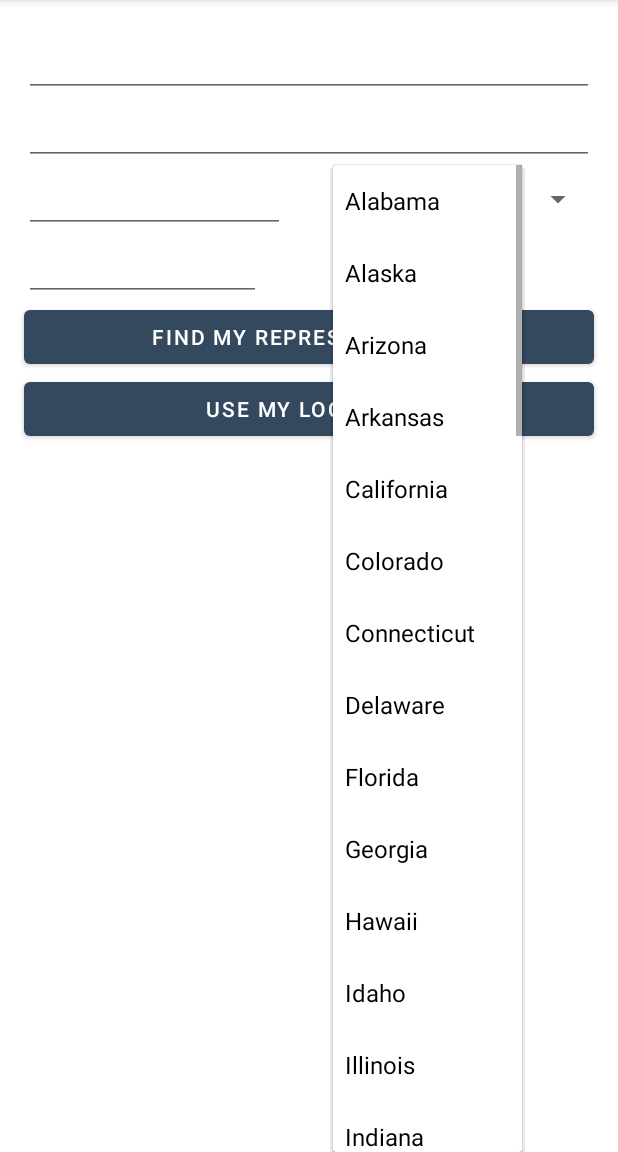
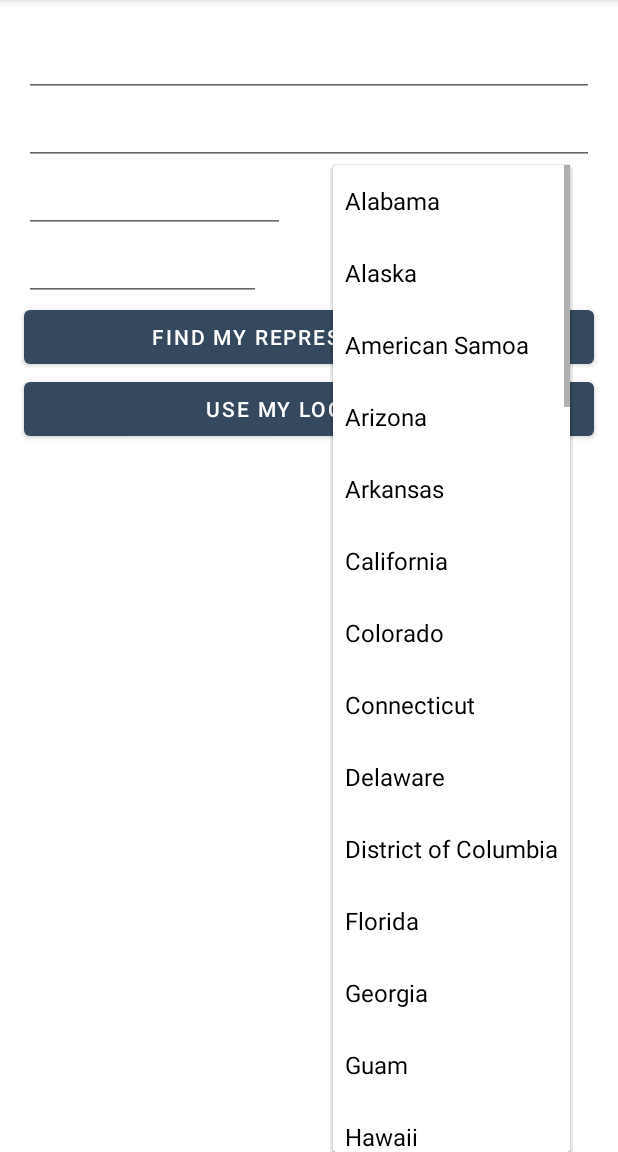
Before and after one commit to skylar80004/Udacity-Android-Project5-Political, an Android app: the RepresentativeFragment screen opened through its navigation route, after a tap on "Alabama", on a phone screen of 412 x 824 dp, the part 84-1236 px from its top. Run offline under Robolectric (Android 15) with nearby library versions, the phone set to English and light mode, and no system bars; our stand-ins replace data binding; pictures from the network do not load; 3 statements that could not run were skipped.

```diff
--- a/app/src/main/java/com/example/android/politicalpreparedness/representative/RepresentativeFragment.kt
+++ b/app/src/main/java/com/example/android/politicalpreparedness/representative/RepresentativeFragment.kt
@@ -8,25 +8,29 @@ import android.view.LayoutInflater
 import android.view.View
 import android.view.ViewGroup
 import android.view.inputmethod.InputMethodManager
+import android.widget.AdapterView
+import android.widget.ArrayAdapter
 import androidx.fragment.app.Fragment
 import androidx.lifecycle.ViewModelProvider
 import androidx.recyclerview.widget.LinearLayoutManager
+import com.example.android.politicalpreparedness.R
 import com.example.android.politicalpreparedness.data.RepresentativeNetworkRepository
 import com.example.android.politicalpreparedness.databinding.FragmentRepresentativeBinding
 import com.example.android.politicalpreparedness.network.CivicsApi
 import com.example.android.politicalpreparedness.network.models.Address
 import com.example.android.politicalpreparedness.representative.adapter.RepresentativeListAdapter
+import com.example.android.politicalpreparedness.util.showToast
 import java.util.Locale
 
 class RepresentativeFragment : Fragment() {
+    companion object {
+        //TODO: Add Constant for Location request
+    }
+
     private var _binding: FragmentRepresentativeBinding? = null
     private val binding get() = _binding!!
 
     private val representativesAdapter = RepresentativeListAdapter()
-
-    companion object {
-        //TODO: Add Constant for Location request
-    }
 
     private lateinit var viewModel: RepresentativeViewModel
     private val viewModelFactory = RepresentativeViewModelFactory(
@@ -40,7 +44,7 @@ class RepresentativeFragment : Fragment() {
         container: ViewGroup?,
         savedInstanceState: Bundle?
     ): View {
-        viewModel = ViewModelProvider(this,viewModelFactory)[RepresentativeViewModel::class.java]
+        viewModel = ViewModelProvider(this, viewModelFactory)[RepresentativeViewModel::class.java]
         _binding = FragmentRepresentativeBinding.inflate(inflater, container, false)
 
         binding.apply {
@@ -50,6 +54,30 @@ class RepresentativeFragment : Fragment() {
                     orientation = LinearLayoutManager.VERTICAL
                 }
             }
+
+            val statesArray = resources.getStringArray(R.array.states)
+
+            val adapter =
+                ArrayAdapter(requireContext(), android.R.layout.simple_spinner_item, statesArray)
+            adapter.setDropDownViewResource(android.R.layout.simple_spinner_dropdown_item)
+            binding.state.adapter = adapter
+
+
+            state.onItemSelectedListener = object : AdapterView.OnItemSelectedListener {
+                override fun onItemSelected(
+                    parent: AdapterView<*>,
+                    view: View?,
+                    pos: Int,
+                    id: Long
+                ) {
+                    viewModel.setSelectedState(statesArray[pos])
+                }
+
+                override fun onNothingSelected(parent: AdapterView<*>) {
+                    // Another interface callback.
+                }
+            }
+
         }
         return binding.root
 
@@ -69,10 +97,8 @@ class RepresentativeFragment : Fragment() {
             representativesAdapter.submitList(representatives)
         }
 
-        binding.apply {
-            buttonSearch.setOnClickListener {
-                viewModel.fetchRepresentatives()
-            }
+        binding.buttonSearch.setOnClickListener {
+            viewModel.fetchRepresentatives()
         }
     }
 
--- a/app/src/main/java/com/example/android/politicalpreparedness/representative/RepresentativeViewModel.kt
+++ b/app/src/main/java/com/example/android/politicalpreparedness/representative/RepresentativeViewModel.kt
@@ -13,6 +13,15 @@ import kotlinx.coroutines.launch
 class RepresentativeViewModel(
     private val representativeDataSource: RepresentativeDataSource
 ) : BaseViewModel() {
+
+    val addressLine1 = MutableLiveData<String>()
+    val addressLine2 = MutableLiveData<String>()
+    val city = MutableLiveData<String>()
+    val state = MutableLiveData<String>()
+    val zip = MutableLiveData<String>()
+
+
+
 
     //TODO: Establish live data for representatives and address
 
@@ -36,6 +45,9 @@ class RepresentativeViewModel(
     private val _representatives = MutableLiveData<List<Representative>>()
     val representatives: LiveData<List<Representative>> = _representatives
 
+    fun setSelectedState(value: String) {
+        state.postValue(value)
+    }
     fun fetchRepresentatives() {
         viewModelScope.launch {
 
--- a/app/src/main/res/layout/fragment_representative.xml
+++ b/app/src/main/res/layout/fragment_representative.xml
@@ -1,10 +1,14 @@
 <?xml version="1.0" encoding="utf-8"?>
 <layout xmlns:android="http://schemas.android.com/apk/res/android"
     xmlns:app="http://schemas.android.com/apk/res-auto"
-    xmlns:motion="http://schemas.android.com/tools"
-    xmlns:tools="http://schemas.android.com/tools">
+    xmlns:motion="http://schemas.android.com/tools">
 
-    <!-- TODO: Add data binding node -->
+    <data>
+        <!-- ViewModel variable -->
+        <variable
+            name="viewModel"
+            type="com.example.android.politicalpreparedness.representative.RepresentativeViewModel" />
+    </data>
 
     <!-- TODO: Add motion scene to hide form on vertical scroll. -->
     <androidx.constraintlayout.motion.widget.MotionLayout
@@ -33,7 +37,8 @@
             android:autofillHints=""
             android:inputType="textPostalAddress"
             app:layout_constraintStart_toStartOf="parent"
-            app:layout_constraintTop_toBottomOf="@id/search_title" />
+            app:layout_constraintTop_toBottomOf="@id/search_title"
+            android:text="@={viewModel.addressLine1}" />
 
         <!-- TODO: Add data binding value -->
         <!-- TODO: Add visual styling and content -->
@@ -46,7 +51,8 @@
             android:autofillHints=""
             android:inputType="textPostalAddress"
             app:layout_constraintStart_toStartOf="parent"
-            app:layout_constraintTop_toBottomOf="@id/address_line_1" />
+            app:layout_constraintTop_toBottomOf="@id/address_line_1"
+            android:text="@={viewModel.addressLine2}" />
 
         <!-- TODO: Add data binding value -->
         <!-- TODO: Add visual styling and content -->
@@ -60,7 +66,8 @@
             android:inputType="textPostalAddress"
             app:layout_constraintEnd_toStartOf="@id/state"
             app:layout_constraintStart_toStartOf="parent"
-            app:layout_constraintTop_toBottomOf="@id/address_line_2" />
+            app:layout_constraintTop_toBottomOf="@id/address_line_2"
+            android:text="@={viewModel.city}" />
 
         <!-- TODO: Add data binding value -->
         <!-- TODO: Add visual styling and content -->
@@ -71,7 +78,6 @@
             android:layout_marginStart="@dimen/medium_padding"
             android:layout_marginEnd="@dimen/medium_padding"
             android:autofillHints=""
-            android:entries="@array/us_states"
             android:inputType="textPostalAddress"
             app:layout_constraintBottom_toBottomOf="@id/city"
             app:layout_constraintEnd_toEndOf="parent"
@@ -91,7 +97,8 @@
             android:maxLength="5"
             app:layout_constraintEnd_toEndOf="@id/city"
             app:layout_constraintStart_toStartOf="parent"
-            app:layout_constraintTop_toBottomOf="@id/city" />
+            app:layout_constraintTop_toBottomOf="@id/city"
+            android:text="@={viewModel.zip}" />
 
         <Button
             android:id="@+id/button_search"
@@ -122,11 +129,9 @@
             android:layout_marginTop="@dimen/medium_padding"
             android:layout_marginEnd="@dimen/medium_padding"
             app:layout_constraintStart_toStartOf="parent"
-            app:layout_constraintTop_toBottomOf="@id/button_location"
-            tools:text="Representatives" />
+            app:layout_constraintTop_toBottomOf="@id/button_location" />
 
         <!-- TODO: Add Representatives RecyclerView -->
-
         <androidx.recyclerview.widget.RecyclerView
             android:id="@+id/recyclerRepresentatives"
             android:layout_width="0dp"
--- a/app/src/main/res/values/strings.xml
+++ b/app/src/main/res/values/strings.xml
@@ -16,57 +16,5 @@
     <string name="find_my_representatives">Find my representatives</string>
 
 
-    <string-array name="us_states">
-        <item>Alabama</item>
-        <item>Alaska</item>
-        <item>Arizona</item>
-        <item>Arkansas</item>
-        <item>California</item>
-        <item>Colorado</item>
-        <item>Connecticut</item>
-        <item>Delaware</item>
-        <item>Florida</item>
-        <item>Georgia</item>
-        <item>Hawaii</item>
-        <item>Idaho</item>
-        <item>Illinois</item>
-        <item>Indiana</item>
-        <item>Iowa</item>
-        <item>Kansas</item>
-        <item>Kentucky</item>
-        <item>Louisiana</item>
-        <item>Maine</item>
-        <item>Maryland</item>
-        <item>Massachusetts</item>
-        <item>Michigan</item>
-        <item>Minnesota</item>
-        <item>Mississippi</item>
-        <item>Missouri</item>
-        <item>Montana</item>
-        <item>Nebraska</item>
-        <item>Nevada</item>
-        <item>New Hampshire</item>
-        <item>New Jersey</item>
-        <item>New Mexico</item>
-        <item>New York</item>
-        <item>North Carolina</item>
-        <item>North Dakota</item>
-        <item>Ohio</item>
-        <item>Oklahoma</item>
-        <item>Oregon</item>
-        <item>Pennsylvania</item>
-        <item>Rhode Island</item>
-        <item>South Carolina</item>
-        <item>South Dakota</item>
-        <item>Tennessee</item>
-        <item>Texas</item>
-        <item>Utah</item>
-        <item>Vermont</item>
-        <item>Virginia</item>
-        <item>Washington</item>
-        <item>West Virginia</item>
-        <item>Wisconsin</item>
-        <item>Wyoming</item>
-    </string-array>
 
 </resources>
```
